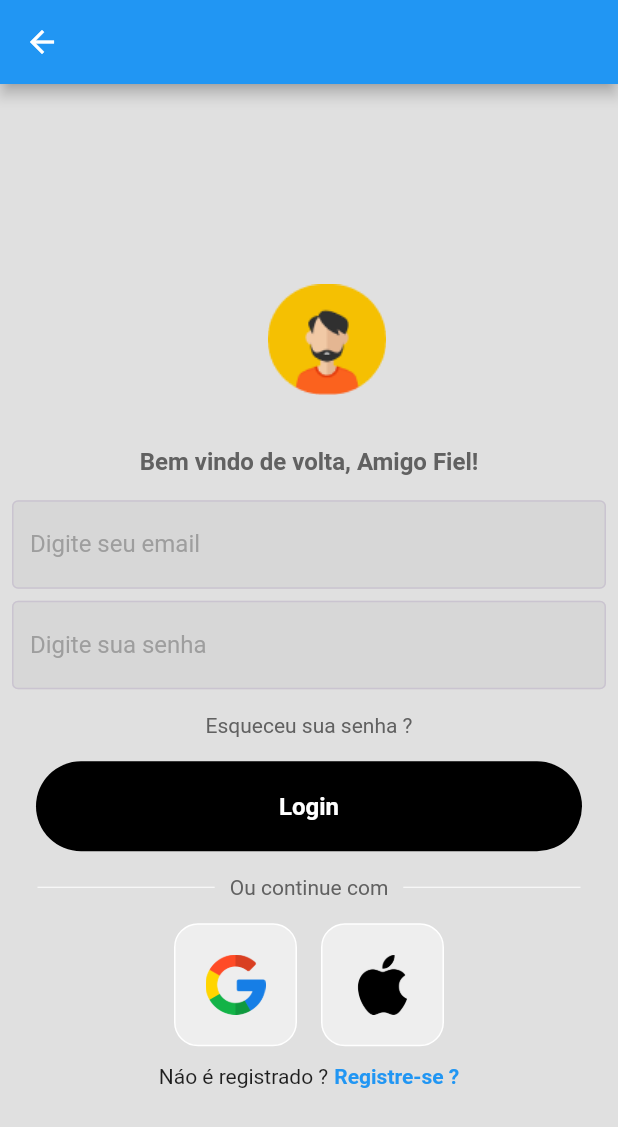
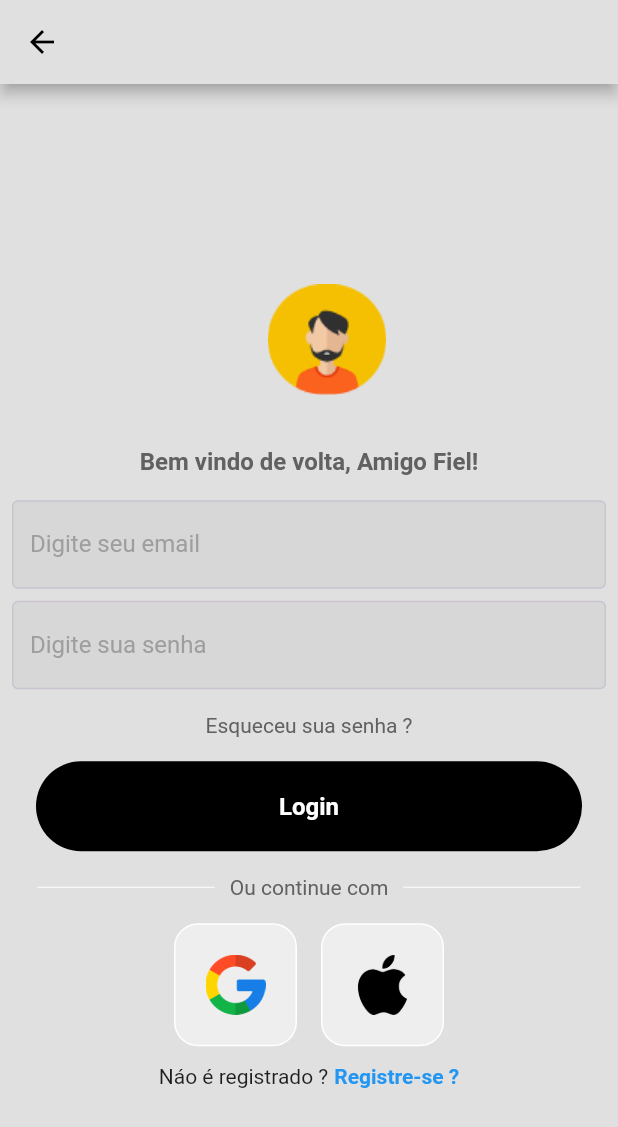
Before and after one commit to lucsbasto/amigo-fiel-app, a Flutter app: the screen it shows after launch, on a phone screen of 412 x 824 dp. Shown: the top 1127 px of the screen. Run offline on Flutter 3.47's test engine with Material 2 defaults, Android fonts, the phone set to English and light mode, and no system bars; our stand-ins replace hexcolor.

Commit message:
feat: add color to appbar

```diff
--- a/lib/features/login/presentation/pages/login_page.dart
+++ b/lib/features/login/presentation/pages/login_page.dart
@@ -14,7 +14,7 @@ class LoginPage extends StatelessWidget {
     return Scaffold(
       resizeToAvoidBottomInset: false,
       backgroundColor: Colors.grey[300],
-      appBar: AppBar(leading: const BackButton()),
+      appBar: AppBar(leading: const BackButton(color: Colors.black), backgroundColor: Colors.grey[300]),
       body: SafeArea(
        child:  Column(
         mainAxisAlignment: MainAxisAlignment.center,
```
